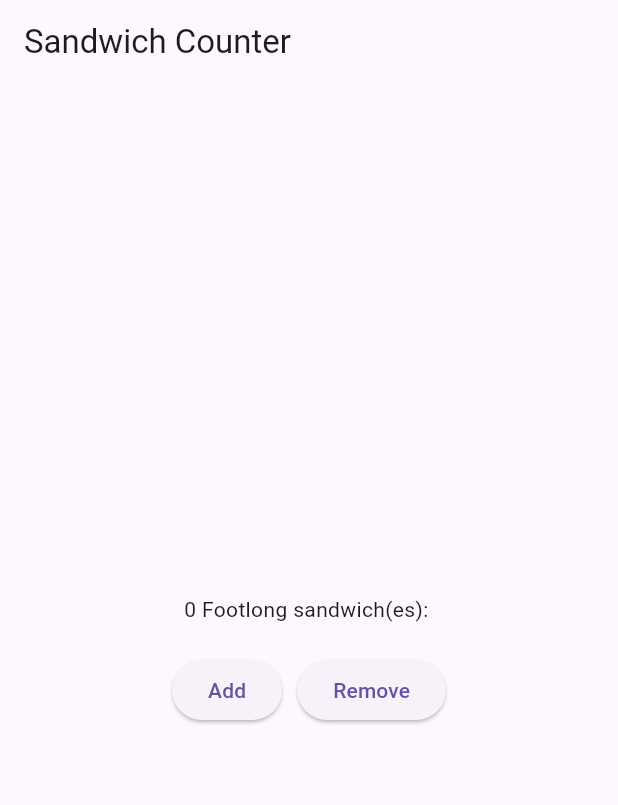
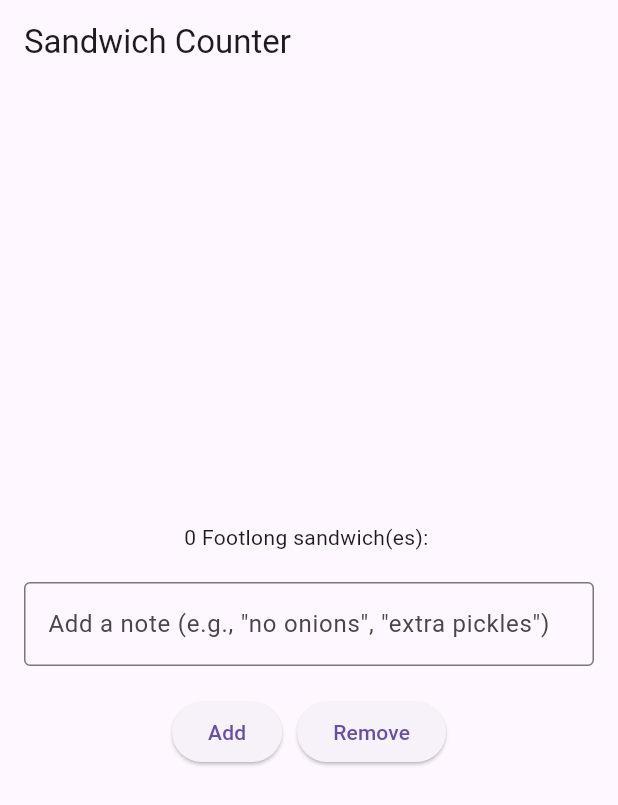
Before and after one commit to AlperO06/sandwich_shop-main, a Flutter app: the screen it shows after launch, on a phone screen of 412 x 824 dp. Shown: the top 805 px of the screen. Run offline on Flutter 3.47's test engine with Material 3 defaults, Android fonts, the phone set to English and light mode, and no system bars.

Commit message:
Add order notes field

```diff
--- a/lib/main.dart
+++ b/lib/main.dart
@@ -11,7 +11,7 @@ class App extends StatelessWidget {
   Widget build(BuildContext context) {
     return const MaterialApp(
       title: 'Sandwich Shop App',
-      home: OrderScreen(), // Use the new stateful widget here
+      home: OrderScreen(),
     );
   }
 }
@@ -29,6 +29,9 @@ class OrderScreen extends StatefulWidget {
 
 class _OrderScreenState extends State<OrderScreen> {
   int _quantity = 0;
+  String _note = ''; // 👈 store user's note
+
+  final TextEditingController _noteController = TextEditingController();
 
   void _increaseQuantity() {
     if (_quantity < widget.maxQuantity) {
@@ -43,12 +46,20 @@ class _OrderScreenState extends State<OrderScreen> {
   }
 
   @override
+  void dispose() {
+    _noteController.dispose(); // cleanup the controller
+    super.dispose();
+  }
+
+  @override
   Widget build(BuildContext context) {
     return Scaffold(
       appBar: AppBar(
         title: const Text('Sandwich Counter'),
       ),
       body: Center(
+        child: Padding(
+          padding: const EdgeInsets.all(16.0),
           child: Column(
             mainAxisAlignment: MainAxisAlignment.center,
             children: <Widget>[
@@ -57,21 +68,43 @@ class _OrderScreenState extends State<OrderScreen> {
                 'Footlong',
               ),
               const SizedBox(height: 20),
+              // 👇 TextField for adding a note
+              TextField(
+                controller: _noteController,
+                decoration: const InputDecoration(
+                  border: OutlineInputBorder(),
+                  labelText: 'Add a note (e.g., "no onions", "extra pickles")',
+                ),
+                onChanged: (value) {
+                  setState(() {
+                    _note = value;
+                  });
+                },
+              ),
+              const SizedBox(height: 20),
               Row(
                 mainAxisAlignment: MainAxisAlignment.center,
                 children: [
                   ElevatedButton(
-                  onPressed: _increaseQuantity, // ✅ updated callback
+                    onPressed: _increaseQuantity,
                     child: const Text('Add'),
                   ),
                   const SizedBox(width: 10),
                   ElevatedButton(
-                  onPressed: _decreaseQuantity, // ✅ updated callback
+                    onPressed: _decreaseQuantity,
                     child: const Text('Remove'),
                   ),
                 ],
               ),
+              const SizedBox(height: 20),
+              // 👇 Display the note below the buttons
+              if (_note.isNotEmpty)
+                Text(
+                  'Note: $_note',
+                  style: const TextStyle(fontStyle: FontStyle.italic),
+                ),
             ],
+          ),
         ),
       ),
     );
```
Lines whose indentation alone changed are shown as unchanged.
